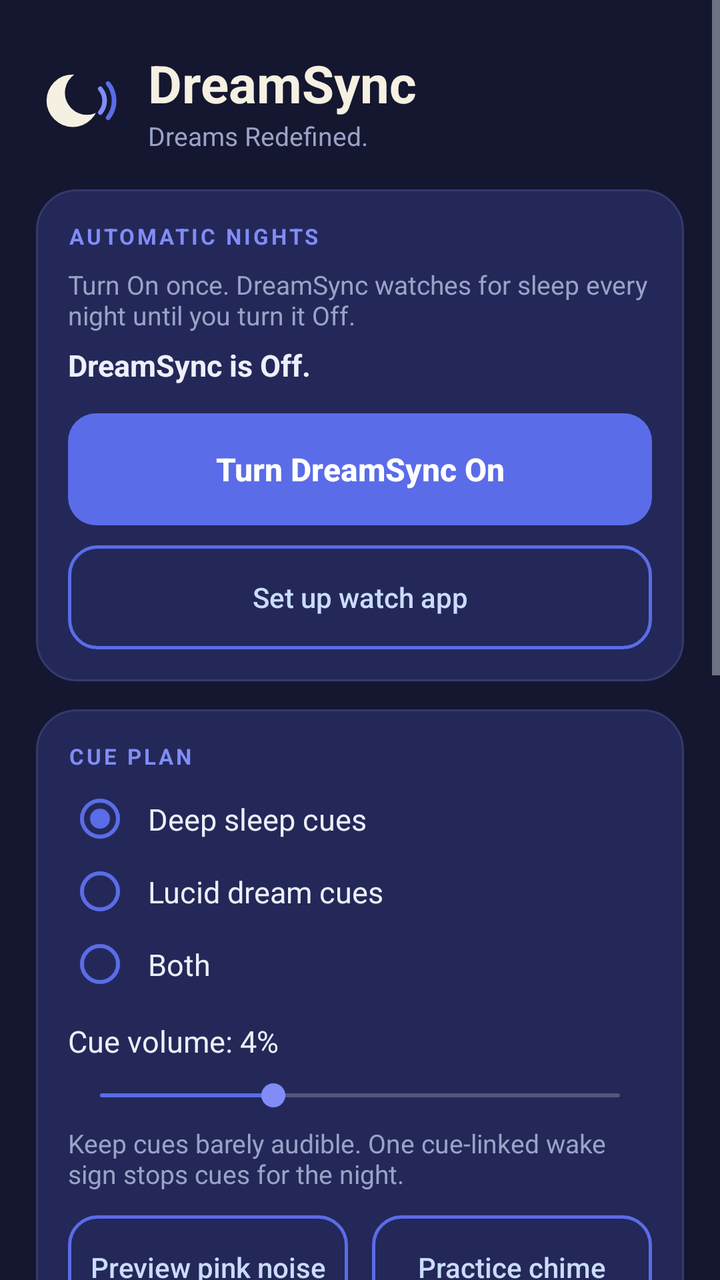
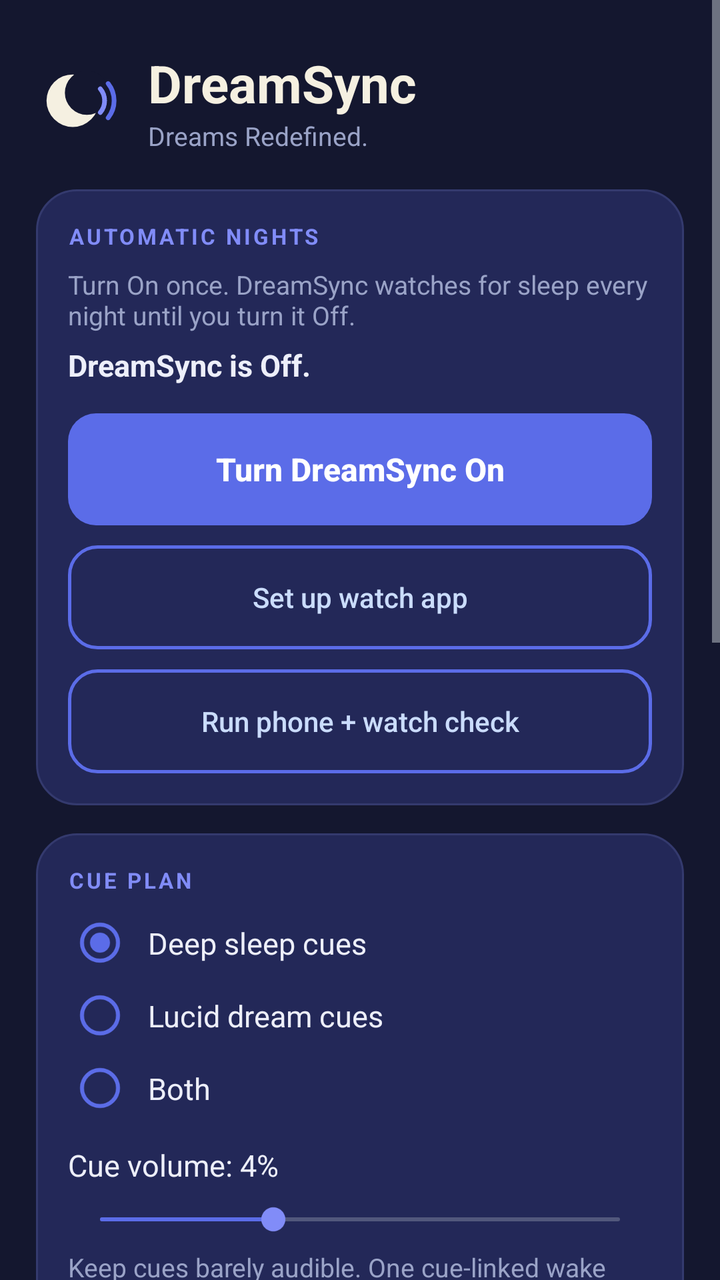

An Android layout rendered at two revisions. The XML below is the earlier revision; the diff shows what the commit changed to produce the second picture.
<!-- AndroidManifest.xml: application theme Theme.DreamSync -->
<!-- res/layout/activity_main.xml -->
<?xml version="1.0" encoding="utf-8"?>
<ScrollView xmlns:android="http://schemas.android.com/apk/res/android"
    android:layout_width="match_parent"
    android:layout_height="match_parent"
    android:background="@color/ds_bg"
    android:fillViewport="true"
    android:fitsSystemWindows="true">

    <LinearLayout
        android:layout_width="match_parent"
        android:layout_height="wrap_content"
        android:orientation="vertical"
        android:paddingHorizontal="18dp"
        android:paddingTop="24dp"
        android:paddingBottom="28dp">

        <LinearLayout
            android:layout_width="match_parent"
            android:layout_height="wrap_content"
            android:gravity="center_vertical"
            android:orientation="horizontal">

            <ImageView
                android:layout_width="42dp"
                android:layout_height="42dp"
                android:contentDescription="@string/app_name"
                android:src="@drawable/ic_moon" />

            <LinearLayout
                android:layout_width="0dp"
                android:layout_height="wrap_content"
                android:layout_marginStart="14dp"
                android:layout_weight="1"
                android:orientation="vertical">

                <TextView
                    android:layout_width="match_parent"
                    android:layout_height="wrap_content"
                    android:text="@string/app_name"
                    android:textColor="@color/ds_cream"
                    android:textSize="26sp"
                    android:textStyle="bold" />

                <TextView
                    android:layout_width="match_parent"
                    android:layout_height="wrap_content"
                    android:text="Dreams Redefined."
                    android:textColor="@color/ds_muted"
                    android:textSize="13sp" />
            </LinearLayout>

        </LinearLayout>

        <LinearLayout
            android:layout_width="match_parent"
            android:layout_height="wrap_content"
            android:layout_marginTop="18dp"
            android:background="@drawable/bg_card"
            android:orientation="vertical"
            android:padding="16dp">

            <TextView
                android:layout_width="match_parent"
                android:layout_height="wrap_content"
                android:letterSpacing="0.12"
                android:text="AUTOMATIC NIGHTS"
                android:textColor="@color/ds_violet"
                android:textSize="11sp"
                android:textStyle="bold" />

            <TextView
                android:id="@+id/readinessText"
                android:layout_width="match_parent"
                android:layout_height="wrap_content"
                android:layout_marginTop="8dp"
                android:text="Turn On once. DreamSync watches for sleep every night until you turn it Off."
                android:textColor="@color/ds_muted"
                android:textSize="13sp" />

            <TextView
                android:id="@+id/statusText"
                android:layout_width="match_parent"
                android:layout_height="wrap_content"
                android:layout_marginTop="6dp"
                android:text="DreamSync is Off."
                android:textColor="@color/ds_text"
                android:textSize="15sp"
                android:textStyle="bold" />

            <Button
                android:id="@+id/powerButton"
                android:layout_width="match_parent"
                android:layout_height="56dp"
                android:layout_marginTop="14dp"
                android:background="@drawable/btn_primary"
                android:stateListAnimator="@null"
                android:text="Turn DreamSync On"
                android:textAllCaps="false"
                android:textColor="#FFFFFF"
                android:textSize="16sp"
                android:textStyle="bold" />

            <LinearLayout
                android:layout_width="match_parent"
                android:layout_height="wrap_content"
                android:layout_marginTop="10dp"
                android:orientation="horizontal">

                <Button
                    android:id="@+id/openWatchButton"
                    android:layout_width="match_parent"
                    android:layout_height="52dp"
                    android:background="@drawable/btn_outline"
                    android:stateListAnimator="@null"
                    android:text="Set up watch app"
                    android:textAllCaps="false"
                    android:textColor="@color/ds_ice" />

            </LinearLayout>
        </LinearLayout>

        <LinearLayout
            android:layout_width="match_parent"
            android:layout_height="wrap_content"
            android:layout_marginTop="14dp"
            android:background="@drawable/bg_card"
            android:orientation="vertical"
            android:padding="16dp">

            <TextView
                android:layout_width="match_parent"
                android:layout_height="wrap_content"
                android:letterSpacing="0.12"
                android:text="CUE PLAN"
                android:textColor="@color/ds_violet"
                android:textSize="11sp"
                android:textStyle="bold" />

            <RadioGroup
                android:id="@+id/modeGroup"
                android:layout_width="match_parent"
                android:layout_height="wrap_content"
                android:layout_marginTop="6dp">

                <RadioButton
                    android:id="@+id/modeDeep"
                    android:layout_width="match_parent"
                    android:layout_height="wrap_content"
                    android:buttonTint="@color/ds_indigo"
                    android:checked="true"
                    android:paddingStart="8dp"
                    android:paddingVertical="8dp"
                    android:text="Deep sleep cues"
                    android:textColor="@color/ds_text"
                    android:textSize="15sp" />

                <RadioButton
                    android:id="@+id/modeLucid"
                    android:layout_width="match_parent"
                    android:layout_height="wrap_content"
                    android:buttonTint="@color/ds_indigo"
                    android:paddingStart="8dp"
                    android:paddingVertical="8dp"
                    android:text="Lucid dream cues"
                    android:textColor="@color/ds_text"
                    android:textSize="15sp" />

                <RadioButton
                    android:id="@+id/modeCombined"
                    android:layout_width="match_parent"
                    android:layout_height="wrap_content"
                    android:buttonTint="@color/ds_indigo"
                    android:paddingStart="8dp"
                    android:paddingVertical="8dp"
                    android:text="Both"
                    android:textColor="@color/ds_text"
                    android:textSize="15sp" />
            </RadioGroup>

            <TextView
                android:id="@+id/gainLabel"
                android:layout_width="match_parent"
                android:layout_height="wrap_content"
                android:layout_marginTop="10dp"
                android:text="Cue volume: 4%"
                android:textColor="@color/ds_text"
                android:textSize="15sp" />

            <SeekBar
                android:id="@+id/gainSeek"
                android:layout_width="match_parent"
                android:layout_height="wrap_content"
                android:layout_marginTop="8dp"
                android:max="10"
                android:min="1"
                android:progress="4"
                android:progressTint="@color/ds_indigo"
                android:thumbTint="@color/ds_violet" />

            <TextView
                android:layout_width="match_parent"
                android:layout_height="wrap_content"
                android:layout_marginTop="6dp"
                android:text="Keep cues barely audible. One cue-linked wake sign stops cues for the night."
                android:textColor="@color/ds_muted"
                android:textSize="13sp" />

            <LinearLayout
                android:layout_width="match_parent"
                android:layout_height="wrap_content"
                android:layout_marginTop="12dp"
                android:orientation="horizontal">

                <Button
                    android:id="@+id/previewDeepButton"
                    android:layout_width="0dp"
                    android:layout_height="52dp"
                    android:layout_marginEnd="6dp"
                    android:layout_weight="1"
                    android:background="@drawable/btn_outline"
                    android:stateListAnimator="@null"
                    android:text="Preview pink noise"
                    android:textAllCaps="false"
                    android:textColor="@color/ds_ice" />

                <Button
                    android:id="@+id/practiceLucidButton"
                    android:layout_width="0dp"
                    android:layout_height="52dp"
                    android:layout_marginStart="6dp"
                    android:layout_weight="1"
                    android:background="@drawable/btn_outline"
                    android:stateListAnimator="@null"
                    android:text="Practice chime"
                    android:textAllCaps="false"
                    android:textColor="@color/ds_ice" />
            </LinearLayout>
        </LinearLayout>

        <LinearLayout
            android:layout_width="match_parent"
            android:layout_height="wrap_content"
            android:layout_marginTop="14dp"
            android:background="@drawable/bg_card"
            android:orientation="vertical"
            android:padding="16dp">

            <TextView
                android:layout_width="match_parent"
                android:layout_height="wrap_content"
                android:letterSpacing="0.12"
                android:text="YOUR DATA"
                android:textColor="@color/ds_violet"
                android:textSize="11sp"
                android:textStyle="bold" />

            <Button
                android:id="@+id/morningButton"
                android:layout_width="match_parent"
                android:layout_height="52dp"
                android:layout_marginTop="10dp"
                android:background="@drawable/btn_primary"
                android:stateListAnimator="@null"
                android:text="Morning check-in"
                android:textAllCaps="false"
                android:textColor="#FFFFFF" />

            <LinearLayout
                android:layout_width="match_parent"
                android:layout_height="wrap_content"
                android:layout_marginTop="8dp"
                android:orientation="horizontal">

                <Button
                    android:id="@+id/historyButton"
                    android:layout_width="0dp"
                    android:layout_height="52dp"
                    android:layout_marginEnd="4dp"
                    android:layout_weight="1"
                    android:background="@drawable/btn_outline"
                    android:text="History"
                    android:textAllCaps="false"
                    android:textColor="@color/ds_ice" />

                <Button
                    android:id="@+id/exportButton"
                    android:layout_width="0dp"
                    android:layout_height="52dp"
                    android:layout_marginHorizontal="4dp"
                    android:layout_weight="1"
                    android:background="@drawable/btn_outline"
                    android:text="Export"
                    android:textAllCaps="false"
                    android:textColor="@color/ds_ice" />

                <Button
                    android:id="@+id/deleteDataButton"
                    android:layout_width="0dp"
                    android:layout_height="52dp"
                    android:layout_marginStart="4dp"
                    android:layout_weight="1"
                    android:background="@drawable/btn_danger"
                    android:text="Delete"
                    android:textAllCaps="false"
                    android:textColor="@color/ds_danger" />
            </LinearLayout>

            <Button
                android:id="@+id/exportDebugButton"
                android:layout_width="match_parent"
                android:layout_height="48dp"
                android:layout_marginTop="8dp"
                android:background="@drawable/btn_outline"
                android:text="Export debug log"
                android:textAllCaps="false"
                android:textColor="@color/ds_ice" />

            <Button
                android:id="@+id/sleepProtectionButton"
                android:layout_width="match_parent"
                android:layout_height="48dp"
                android:layout_marginTop="8dp"
                android:background="@drawable/btn_outline"
                android:text="Sleep protection &amp; coaching"
                android:textAllCaps="false"
                android:textColor="@color/ds_ice" />

            <Button
                android:id="@+id/compatibilityButton"
                android:layout_width="match_parent"
                android:layout_height="48dp"
                android:layout_marginTop="8dp"
                android:background="@drawable/btn_outline"
                android:text="Watch compatibility"
                android:textAllCaps="false"
                android:textColor="@color/ds_ice" />

            <Button
                android:id="@+id/scienceButton"
                android:layout_width="match_parent"
                android:layout_height="48dp"
                android:layout_marginTop="8dp"
                android:background="@drawable/btn_outline"
                android:text="How it works &amp; research"
                android:textAllCaps="false"
                android:textColor="@color/ds_ice" />

            <Button
                android:id="@+id/privacyButton"
                android:layout_width="match_parent"
                android:layout_height="48dp"
                android:layout_marginTop="8dp"
                android:background="@drawable/btn_outline"
                android:text="Privacy &amp; safety"
                android:textAllCaps="false"
                android:textColor="@color/ds_ice" />
        </LinearLayout>

        <TextView
            android:layout_width="match_parent"
            android:layout_height="wrap_content"
            android:layout_marginTop="16dp"
            android:text="Research-shaped, not clinically proven. DreamSync uses wrist estimates, not EEG. It is not a medical device."
            android:textColor="@color/ds_muted"
            android:textSize="12sp" />
    </LinearLayout>
</ScrollView>
<!-- resources referenced by this layout -->
<resources>
  <color name="ds_bg">#14172F</color>
  <color name="ds_cream">#F5F0E1</color>
  <color name="ds_danger">#C05C63</color>
  <color name="ds_ice">#CADCFC</color>
  <color name="ds_indigo">#5B6CE8</color>
  <color name="ds_muted">#9AA3C7</color>
  <color name="ds_text">#EDEFFA</color>
  <color name="ds_violet">#818CF8</color>
  <!-- drawable bg_card (drawable) -->
  <?xml version="1.0" encoding="utf-8"?>
  <shape xmlns:android="http://schemas.android.com/apk/res/android" android:shape="rectangle">
      <solid android:color="@color/ds_card" />
      <corners android:radius="20dp" />
      <stroke android:width="1dp" android:color="@color/ds_card_line" />
  </shape>
  <!-- drawable btn_danger (drawable) -->
  <?xml version="1.0" encoding="utf-8"?>
  <ripple xmlns:android="http://schemas.android.com/apk/res/android"
      android:color="#33C05C63">
      <item>
          <shape android:shape="rectangle">
              <solid android:color="#00000000" />
              <corners android:radius="14dp" />
              <stroke android:width="1.5dp" android:color="@color/ds_danger" />
          </shape>
      </item>
  </ripple>
  <!-- drawable btn_outline (drawable) -->
  <?xml version="1.0" encoding="utf-8"?>
  <ripple xmlns:android="http://schemas.android.com/apk/res/android"
      android:color="#335B6CE8">
      <item>
          <shape android:shape="rectangle">
              <solid android:color="#00000000" />
              <corners android:radius="14dp" />
              <stroke android:width="1.5dp" android:color="@color/ds_indigo" />
          </shape>
      </item>
  </ripple>
  <!-- drawable btn_primary (drawable) -->
  <?xml version="1.0" encoding="utf-8"?>
  <ripple xmlns:android="http://schemas.android.com/apk/res/android"
      android:color="#33FFFFFF">
      <item>
          <shape android:shape="rectangle">
              <solid android:color="@color/ds_indigo" />
              <corners android:radius="14dp" />
          </shape>
      </item>
  </ripple>
  <!-- drawable ic_moon (drawable) -->
  <?xml version="1.0" encoding="utf-8"?>
  <vector xmlns:android="http://schemas.android.com/apk/res/android"
      android:width="32dp"
      android:height="32dp"
      android:viewportWidth="32"
      android:viewportHeight="32">
      <path
          android:fillColor="#F5F0E1"
          android:pathData="M4,16a10,10 0 1,0 20,0a10,10 0 1,0 -20,0z" />
      <path
          android:fillColor="#14172F"
          android:pathData="M11,13a8.4,8.4 0 1,0 16.8,0a8.4,8.4 0 1,0 -16.8,0z" />
      <path
          android:strokeColor="#818CF8"
          android:strokeWidth="1.8"
          android:strokeLineCap="round"
          android:pathData="M24.5,11.5 A7,7 0 0,1 24.5,20.5" />
      <path
          android:strokeColor="#5B6CE8"
          android:strokeWidth="1.8"
          android:strokeLineCap="round"
          android:pathData="M27.5,9.5 A10.5,10.5 0 0,1 27.5,22.5" />
  </vector>
  <string name="app_name">DreamSync</string>
  <style name="Theme.DreamSync" parent="android:Theme.DeviceDefault.NoActionBar">
          <item name="android:windowBackground">@color/ds_bg</item>
          <item name="android:statusBarColor">@color/ds_bg</item>
          <item name="android:navigationBarColor">@color/ds_bg</item>
          <item name="android:windowLightStatusBar">false</item>
          <item name="android:colorAccent">@color/ds_indigo</item>
          <item name="android:colorControlActivated">@color/ds_indigo</item>
          <item name="android:colorControlHighlight">#335B6CE8</item>
          <item name="android:textColorHighlight">#555B6CE8</item>
      </style>
  <color name="ds_card">#232858</color>
  <color name="ds_card_line">#343A6E</color>
</resources>

<!-- the commit's change to res/layout/activity_main.xml (unified diff, before → after) -->
@@ -117,6 +117,17 @@
                     android:textColor="@color/ds_ice" />
 
             </LinearLayout>
+
+            <Button
+                android:id="@+id/systemCheckButton"
+                android:layout_width="match_parent"
+                android:layout_height="52dp"
+                android:layout_marginTop="10dp"
+                android:background="@drawable/btn_outline"
+                android:stateListAnimator="@null"
+                android:text="Run phone + watch check"
+                android:textAllCaps="false"
+                android:textColor="@color/ds_ice" />
         </LinearLayout>
 
         <LinearLayout
